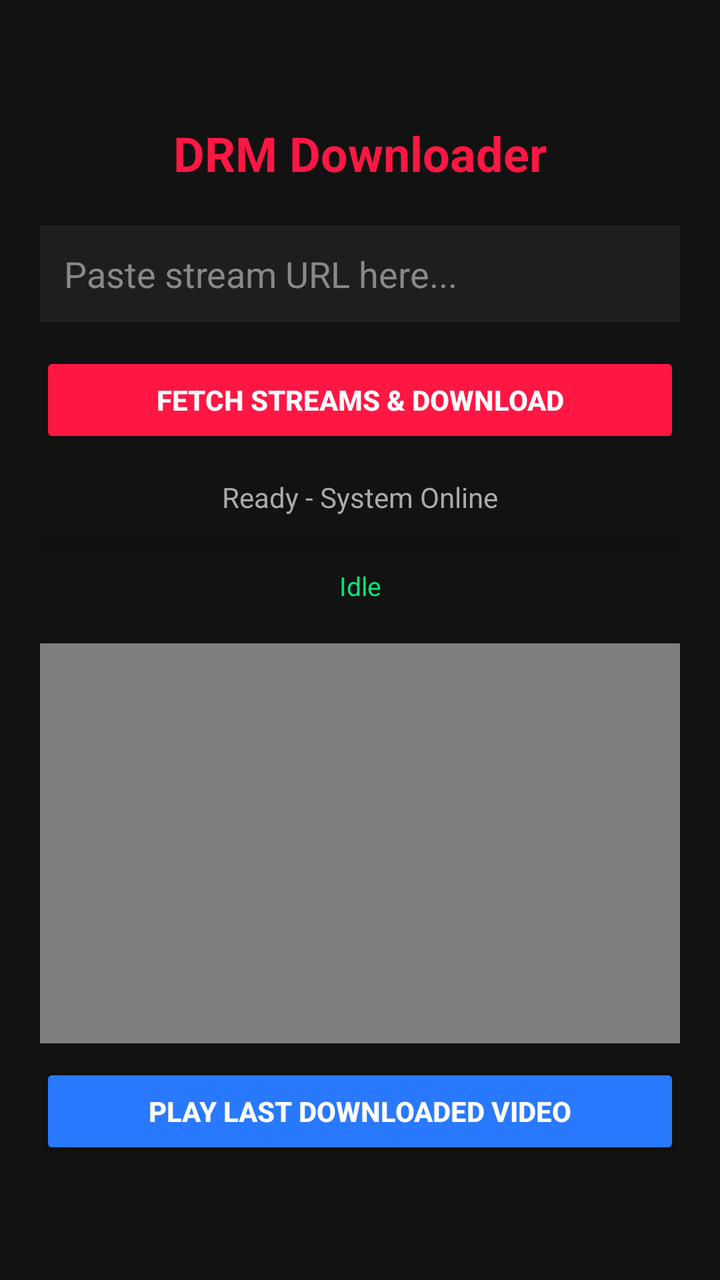
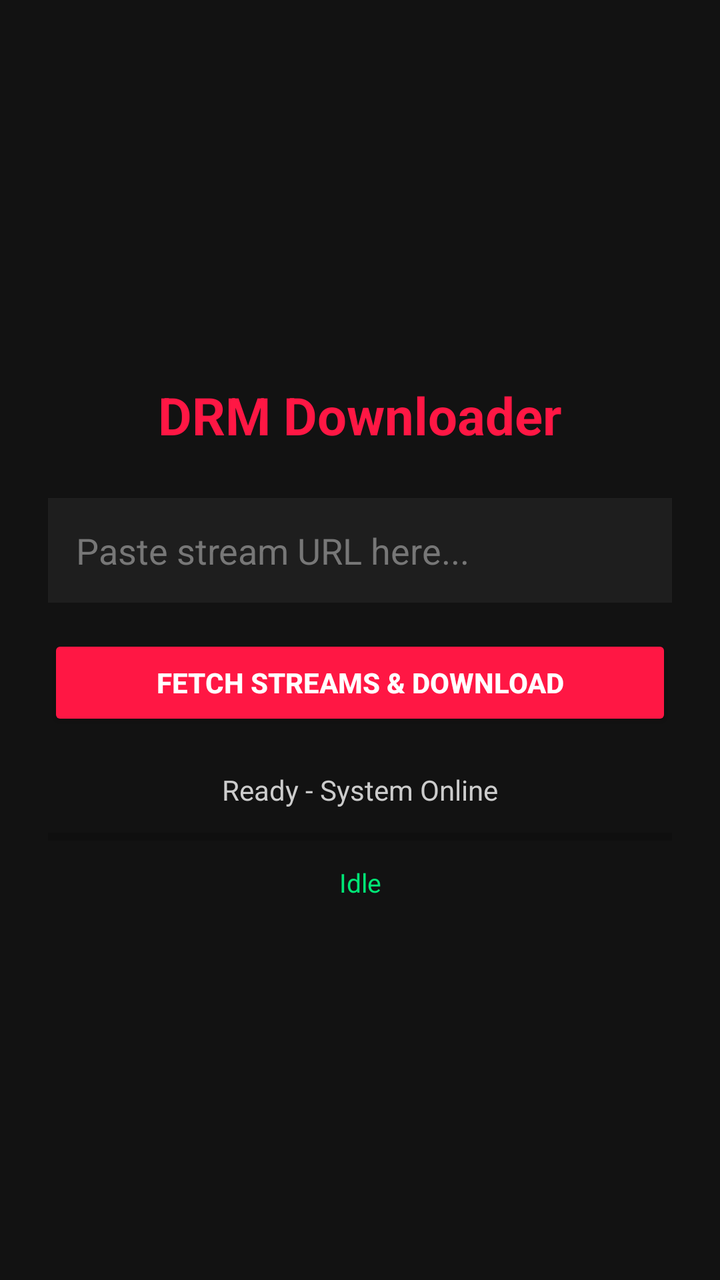

An Android layout rendered at two revisions. The XML below is the earlier revision; the diff shows what the commit changed to produce the second picture.
<!-- AndroidManifest.xml: application theme Theme.AppCompat.Light.NoActionBar -->
<!-- res/layout/activity_main.xml -->
<?xml version="1.0" encoding="utf-8"?>
<LinearLayout xmlns:android="http://schemas.android.com/apk/res/android"
    android:layout_width="match_parent"
    android:layout_height="match_parent"
    android:orientation="vertical"
    android:gravity="center"
    android:padding="20dp"
    android:background="#121212">

    <TextView
        android:layout_width="wrap_content"
        android:layout_height="wrap_content"
        android:text="DRM Downloader"
        android:textSize="24sp"
        android:textStyle="bold"
        android:textColor="#FF1744"
        android:layout_marginBottom="20dp"/>

    <EditText
        android:id="@+id/urlInput"
        android:layout_width="match_parent"
        android:layout_height="wrap_content"
        android:hint="Paste stream URL here..."
        android:textColor="#FFFFFF"
        android:textColorHint="#888888"
        android:background="#1E1E1E"
        android:padding="12dp"
        android:layout_marginBottom="15dp"/>

    <Button
        android:id="@+id/btnDownload"
        android:layout_width="match_parent"
        android:layout_height="wrap_content"
        android:text="FETCH STREAMS &amp; DOWNLOAD"
        android:backgroundTint="#FF1744"
        android:textColor="#FFFFFF"
        android:textStyle="bold"
        android:layout_marginBottom="15dp"/>

    
    <TextView
        android:id="@+id/statusText"
        android:layout_width="match_parent"
        android:layout_height="wrap_content"
        android:text="Ready - System Online"
        android:textColor="#AAAAAA"
        android:textSize="14sp"
        android:gravity="center"
        android:layout_marginBottom="8dp"/>

    <ProgressBar
        android:id="@+id/progressBar"
        style="?android:attr/progressBarStyleHorizontal"
        android:layout_width="match_parent"
        android:layout_height="10dp"
        android:max="100"
        android:progress="0"
        android:layout_marginBottom="8dp"/>

    <TextView
        android:id="@+id/speedText"
        android:layout_width="match_parent"
        android:layout_height="wrap_content"
        android:text="Idle"
        android:textColor="#00E676"
        android:textSize="13sp"
        android:gravity="center"
        android:layout_marginBottom="20dp"/>

    
    <VideoView
        android:id="@+id/videoView"
        android:layout_width="match_parent"
        android:layout_height="200dp"
        android:background="#000000"
        android:layout_marginBottom="10dp"/>

    <Button
        android:id="@+id/btnPlay"
        android:layout_width="match_parent"
        android:layout_height="wrap_content"
        android:text="PLAY LAST DOWNLOADED VIDEO"
        android:backgroundTint="#2979FF"
        android:textColor="#FFFFFF"
        android:textStyle="bold"/>

</LinearLayout>
<!-- resources referenced by this layout -->
<resources>

</resources>

<!-- the commit's change to res/layout/activity_main.xml (unified diff, before → after) -->
@@ -4,17 +4,17 @@
     android:layout_height="match_parent"
     android:orientation="vertical"
     android:gravity="center"
-    android:padding="20dp"
+    android:padding="24dp"
     android:background="#121212">
 
     <TextView
         android:layout_width="wrap_content"
         android:layout_height="wrap_content"
         android:text="DRM Downloader"
-        android:textSize="24sp"
+        android:textSize="26sp"
         android:textStyle="bold"
         android:textColor="#FF1744"
-        android:layout_marginBottom="20dp"/>
+        android:layout_marginBottom="24dp"/>
 
     <EditText
         android:id="@+id/urlInput"
@@ -22,10 +22,10 @@
         android:layout_height="wrap_content"
         android:hint="Paste stream URL here..."
         android:textColor="#FFFFFF"
-        android:textColorHint="#888888"
+        android:textColorHint="#777777"
         android:background="#1E1E1E"
-        android:padding="12dp"
-        android:layout_marginBottom="15dp"/>
+        android:padding="14dp"
+        android:layout_marginBottom="16dp"/>
 
     <Button
         android:id="@+id/btnDownload"
@@ -35,27 +35,27 @@
         android:backgroundTint="#FF1744"
         android:textColor="#FFFFFF"
         android:textStyle="bold"
-        android:layout_marginBottom="15dp"/>
+        android:padding="12dp"
+        android:layout_marginBottom="20dp"/>
 
-    
     <TextView
         android:id="@+id/statusText"
         android:layout_width="match_parent"
         android:layout_height="wrap_content"
         android:text="Ready - System Online"
-        android:textColor="#AAAAAA"
+        android:textColor="#CCCCCC"
         android:textSize="14sp"
         android:gravity="center"
-        android:layout_marginBottom="8dp"/>
+        android:layout_marginBottom="10dp"/>
 
     <ProgressBar
         android:id="@+id/progressBar"
         style="?android:attr/progressBarStyleHorizontal"
         android:layout_width="match_parent"
-        android:layout_height="10dp"
+        android:layout_height="8dp"
         android:max="100"
         android:progress="0"
-        android:layout_marginBottom="8dp"/>
+        android:layout_marginBottom="10dp"/>
 
     <TextView
         android:id="@+id/speedText"
@@ -64,24 +64,6 @@
         android:text="Idle"
         android:textColor="#00E676"
         android:textSize="13sp"
-        android:gravity="center"
-        android:layout_marginBottom="20dp"/>
-
-    
-    <VideoView
-        android:id="@+id/videoView"
-        android:layout_width="match_parent"
-        android:layout_height="200dp"
-        android:background="#000000"
-        android:layout_marginBottom="10dp"/>
-
-    <Button
-        android:id="@+id/btnPlay"
-        android:layout_width="match_parent"
-        android:layout_height="wrap_content"
-        android:text="PLAY LAST DOWNLOADED VIDEO"
-        android:backgroundTint="#2979FF"
-        android:textColor="#FFFFFF"
-        android:textStyle="bold"/>
+        android:gravity="center"/>
 
 </LinearLayout>
